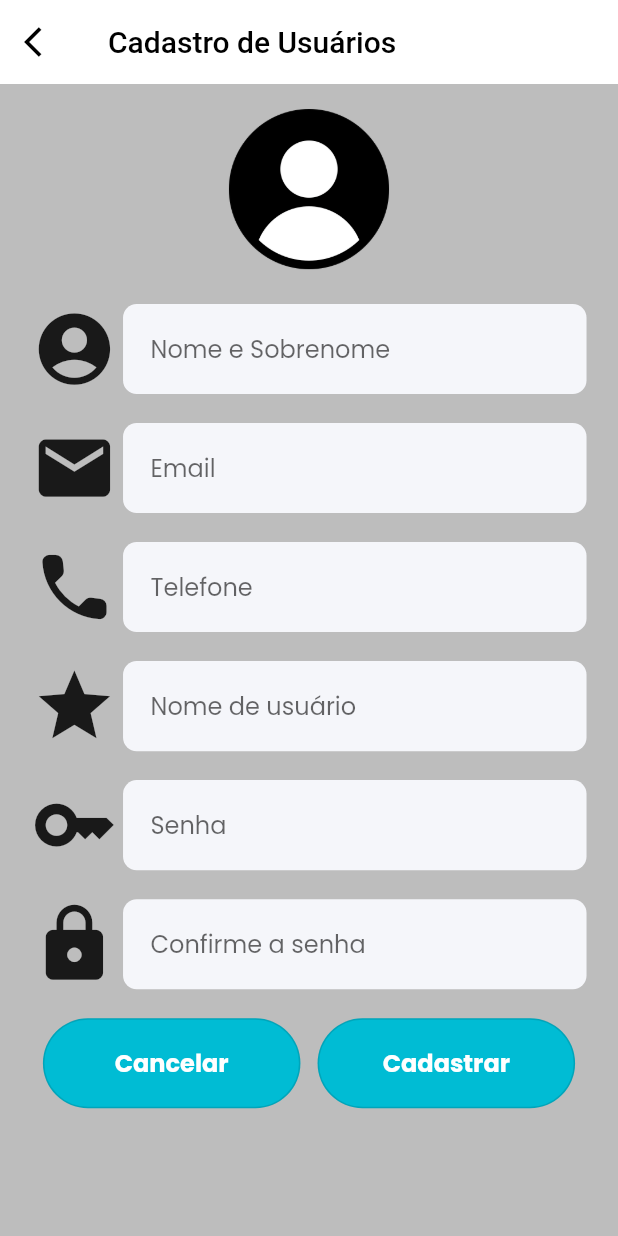
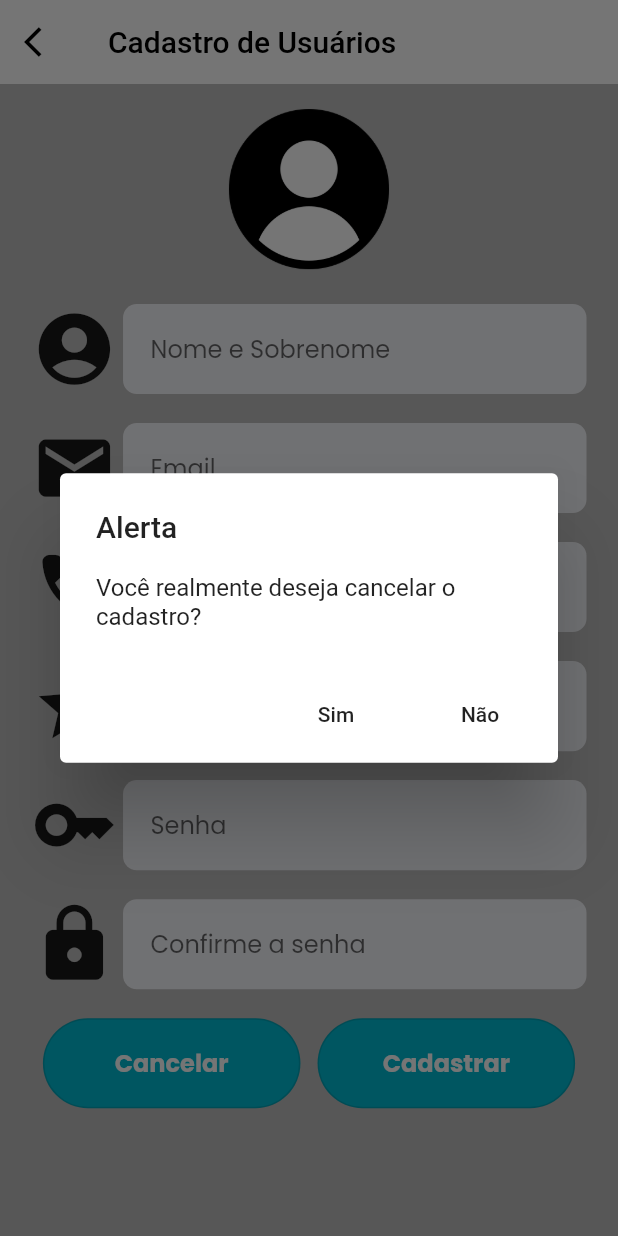
Before and after one commit to megarubber/vitahealth, a Flutter app: the screen it shows after launch, after a tap on "Cancelar", on a phone screen of 412 x 824 dp. Run offline on Flutter 3.47's test engine with Material 2 defaults, Android fonts, the phone set to English and light mode, and no system bars; our stand-ins replace flutter_screenutil, fluttertoast, google_fonts, image_picker, mask_text_input_formatter.

Commit message:
feat: alert when press the buttons (register or cancel)

```diff
--- a/lib/screens/register.dart
+++ b/lib/screens/register.dart
@@ -7,6 +7,7 @@ import 'package:vitahealth/colors.dart';
 import 'dart:io';
 import 'package:vitahealth/widgets/my_text_field.dart';
 import 'package:vitahealth/widgets/button.dart';
+import 'package:vitahealth/screens/login.dart';
 
 class Register extends StatefulWidget {
   @override
@@ -22,6 +23,67 @@ class RegisterState extends State<Register> {
     if(image == null) return;
     final imageTemporary = File(image.path);
     setState(() => profileImage = imageTemporary);
+  }
+
+  void testForms(BuildContext context) {
+    // Turn off the focus from TextField
+    FocusNode? currentFocus = FocusScope.of(context).focusedChild;
+    if (currentFocus != null) currentFocus.unfocus();
+
+    // Start Alert
+    showDialog(
+      context: context,
+      builder: (BuildContext context) {
+        return AlertDialog(
+          title: new Text("Erro"),
+          content: new Text("Teste de erro"),
+          actions: <Widget>[
+            new FlatButton(
+              child: new Text("Ok"),
+              onPressed: () {
+                Navigator.of(context).pop();
+              }
+            )
+          ]
+        );
+      }
+    );
+  }
+
+  void returnToLogin(BuildContext context) {
+    // Turn off the focus from TextField
+    FocusNode? currentFocus = FocusScope.of(context).focusedChild;
+    if (currentFocus != null) currentFocus.unfocus();
+
+    // Start Alert
+    showDialog(
+      context: context,
+      builder: (BuildContext context) {
+        return AlertDialog(
+          title: new Text("Alerta"),
+          content: new Text("Você realmente deseja cancelar o cadastro?"),
+          actions: <Widget>[
+            new FlatButton(
+              child: new Text("Sim"),
+              onPressed: () {
+                Navigator.push(
+                  context,
+                  MaterialPageRoute(
+                    builder: (context) => Login()
+                  )
+                );
+              }
+            ),
+            new FlatButton(
+              child: new Text("Não"),
+              onPressed: () {
+                Navigator.of(context).pop();
+              }
+            )
+          ]
+        );
+      }
+    );
   }
 
   @override
@@ -100,7 +162,7 @@ class RegisterState extends State<Register> {
                     ),
                     SizedBox(
                       width: 270.w,
-                      child: MyTextField().createTextField(hint: "Telefone")
+                      child: MyTextField().createPhoneTextField(hint: "Telefone")
                     )
                   ]
                 ),
@@ -152,11 +214,11 @@ class RegisterState extends State<Register> {
                   children: [
                     SizedBox(
                       width: 150.w,
-                      child: Button().createButton(message: 'Cancelar', action: () => print("test"))
+                      child: Button().createButton(message: 'Cancelar', action: () => returnToLogin(context))
                     ),
                     SizedBox(
                       width: 150.w,
-                      child: Button().createButton(message: 'Cadastrar', action: () => print("test"))
+                      child: Button().createButton(message: 'Cadastrar', action: () => testForms(context))
                     ),
                   ]
                 )
```
